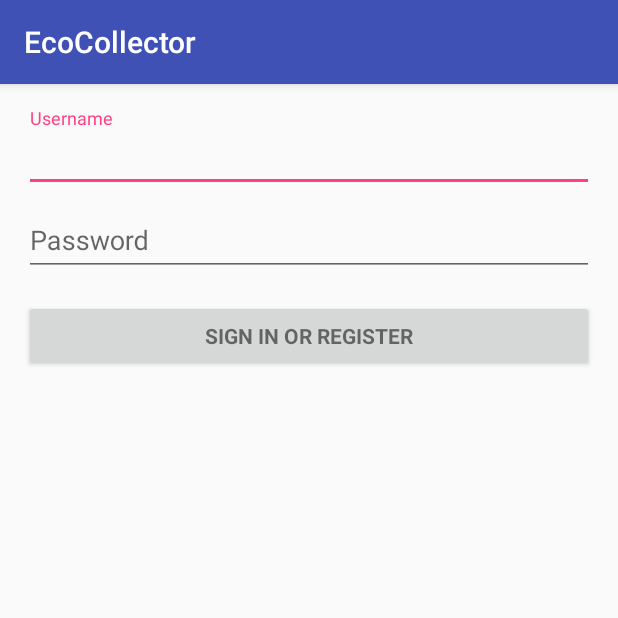
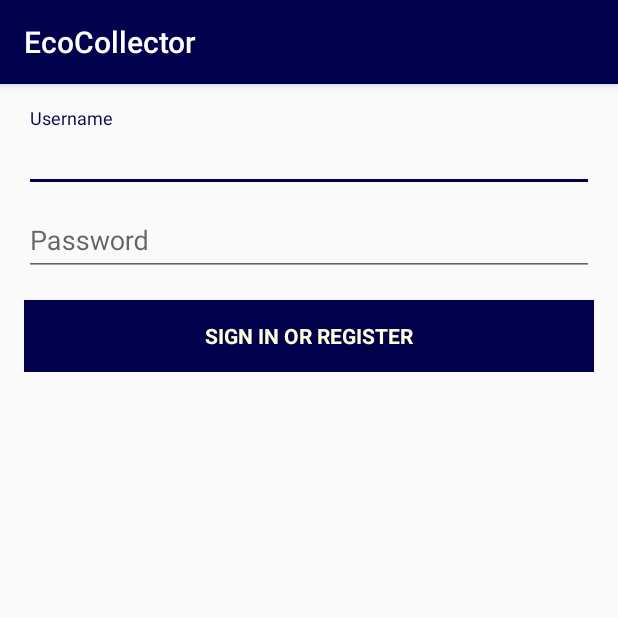
Before and after one commit to segej87/ecomapper, an Android app: the screen it shows after launch (LoginActivity), on a phone screen of 412 x 824 dp, the top half of it. Run offline under Robolectric (Android 15) with nearby library versions, the phone set to English and light mode, and no system bars; 2 statements that could not run were skipped.

Commit message:
style changes
updated colors and layouts

```diff
--- a/Android/AndroidDataCollection/app/build.gradle
+++ b/Android/AndroidDataCollection/app/build.gradle
@@ -16,6 +16,9 @@ android {
             minifyEnabled false
             proguardFiles getDefaultProguardFile('proguard-android.txt'), 'proguard-rules.pro'
         }
+        debug {
+            debuggable true
+        }
     }
 }
 
--- a/Android/AndroidDataCollection/app/src/main/AndroidManifest.xml
+++ b/Android/AndroidDataCollection/app/src/main/AndroidManifest.xml
@@ -14,6 +14,7 @@
         android:label="@string/app_name"
         android:supportsRtl="true"
         android:theme="@style/AppTheme" >
+        andoid:debuggable="true"
         <activity
             android:name=".LoginActivity"
             android:label="@string/app_name" >
--- a/Android/AndroidDataCollection/app/src/main/java/com/gmail/jonsege/androiddatacollection/MainActivity.java
+++ b/Android/AndroidDataCollection/app/src/main/java/com/gmail/jonsege/androiddatacollection/MainActivity.java
@@ -16,6 +16,6 @@ public class MainActivity extends AppCompatActivity {
 
         Intent intent = getIntent();
         mUname = (TextView) findViewById(R.id.userText);
-        mUname.setText(intent.getStringExtra(LoginActivity.UNAME));
+        mUname.setText("Logged in as: " + intent.getStringExtra(LoginActivity.UNAME));
     }
 }
--- a/Android/AndroidDataCollection/app/src/main/res/layout/activity_login.xml
+++ b/Android/AndroidDataCollection/app/src/main/res/layout/activity_login.xml
@@ -68,6 +68,8 @@
                 style="?android:textAppearanceSmall"
                 android:layout_width="match_parent"
                 android:layout_height="wrap_content"
+                android:background="@color/darkBlue"
+                android:textColor="@color/light"
                 android:layout_marginTop="16dp"
                 android:text="@string/action_sign_in"
                 android:textStyle="bold" />
--- a/Android/AndroidDataCollection/app/src/main/res/values/colors.xml
+++ b/Android/AndroidDataCollection/app/src/main/res/values/colors.xml
@@ -3,4 +3,6 @@
     <color name="colorPrimary">#3F51B5</color>
     <color name="colorPrimaryDark">#303F9F</color>
     <color name="colorAccent">#FF4081</color>
+    <color name="darkBlue">#00004c</color>
+    <color name="light">#ffffdd</color>
 </resources>
--- a/Android/AndroidDataCollection/app/src/main/res/values/styles.xml
+++ b/Android/AndroidDataCollection/app/src/main/res/values/styles.xml
@@ -3,9 +3,9 @@
     <!-- Base application theme. -->
     <style name="AppTheme" parent="Theme.AppCompat.Light.DarkActionBar">
         <!-- Customize your theme here. -->
-        <item name="colorPrimary">@color/colorPrimary</item>
-        <item name="colorPrimaryDark">@color/colorPrimaryDark</item>
-        <item name="colorAccent">@color/colorAccent</item>
+        <item name="colorPrimary">@color/darkBlue</item>
+        <item name="colorPrimaryDark">@color/darkBlue</item>
+        <item name="colorAccent">@color/darkBlue</item>
     </style>
 
     <style name="AppTheme.NoActionBar">
```
Also changed, not shown: Android/AndroidDataCollection/app/src/main/res/layout/activity_main.xml (+34 -1 lines).
